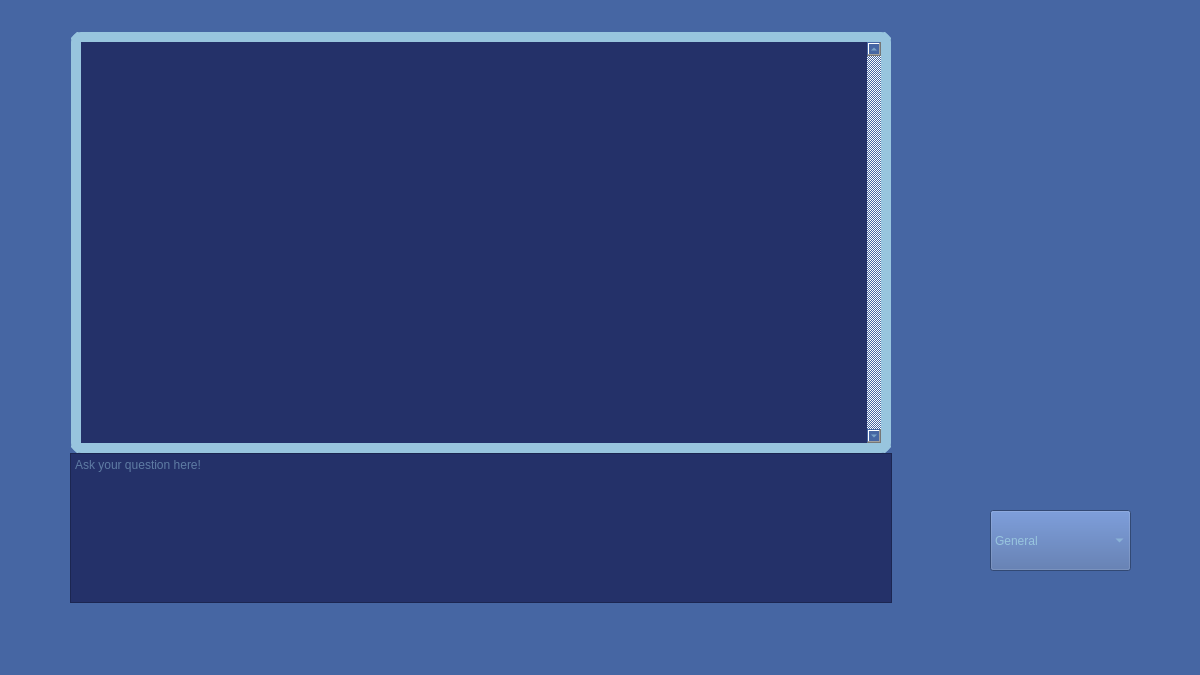
ThatNerd404/A.P.O.L.L.O, file APOLLO_MainWindow.ui: the form before one commit.
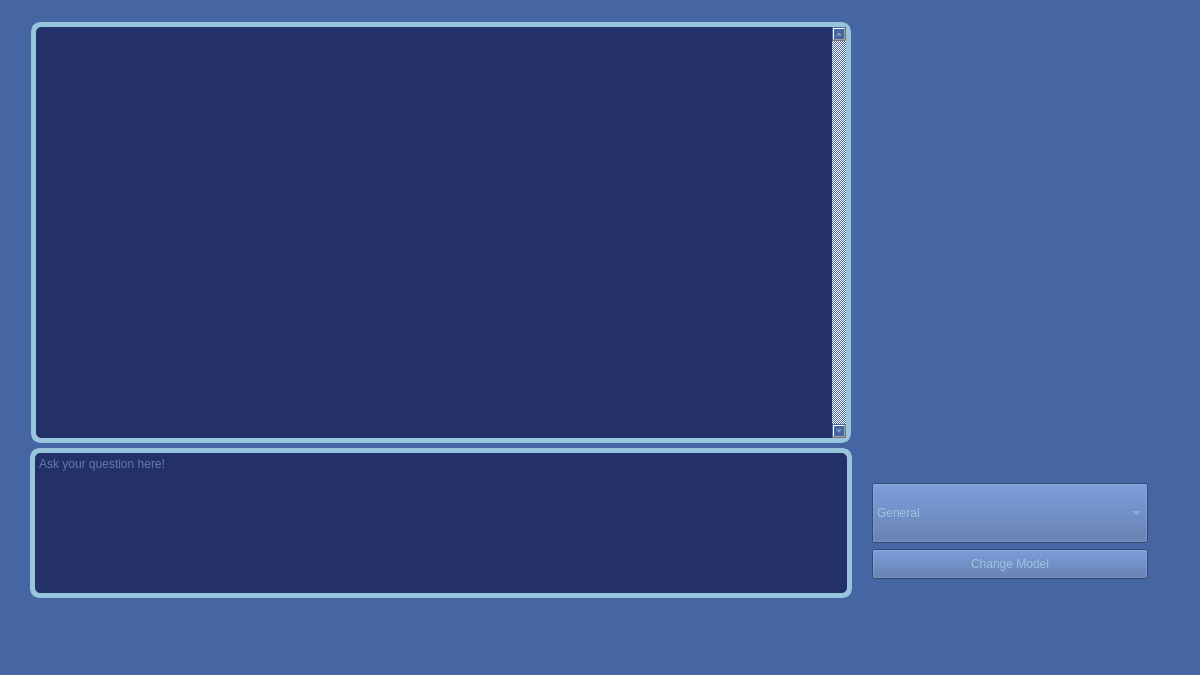
The form after the commit. Icons and pictures are not drawn.

Commit message: bug fixing and ui face lift

Patch:
```diff
--- a/APOLLO_MainWindow.ui
+++ b/APOLLO_MainWindow.ui
@@ -47,7 +47,7 @@
    <widget class="QWidget" name="verticalLayoutWidget">
     <property name="geometry">
      <rect>
-      <x>70</x>
+      <x>30</x>
       <y>0</y>
       <width>822</width>
       <height>671</height>
@@ -55,7 +55,7 @@
     </property>
     <layout class="QVBoxLayout" name="verticalLayout">
      <property name="spacing">
-      <number>0</number>
+      <number>5</number>
      </property>
      <item alignment="Qt::AlignHCenter">
       <widget class="QLabel" name="Title_Label">
@@ -65,6 +65,9 @@
          <height>16777215</height>
         </size>
        </property>
+       <property name="styleSheet">
+        <string notr="true"/>
+       </property>
        <property name="text">
         <string/>
        </property>
@@ -101,10 +104,16 @@
 background-color: #243169;
 border-color:#98c5de;
 border-style: solid;
-border-width: 10px;
+border-width: 5px;
 border-radius: 10px;
 }</string>
        </property>
+       <property name="frameShape">
+        <enum>QFrame::StyledPanel</enum>
+       </property>
+       <property name="frameShadow">
+        <enum>QFrame::Sunken</enum>
+       </property>
        <property name="verticalScrollBarPolicy">
         <enum>Qt::ScrollBarAlwaysOn</enum>
        </property>
@@ -139,7 +148,11 @@
        </property>
        <property name="styleSheet">
         <string notr="true">QPlainTextEdit {
-background-color: #243169
+background-color: #243169;
+border-color:#98c5de;
+border-style: solid;
+border-width: 5px;
+border-radius: 10px;
 }</string>
        </property>
        <property name="horizontalScrollBarPolicy">
@@ -268,15 +281,28 @@
      </item>
     </layout>
    </widget>
+   <widget class="QGroupBox" name="groupBox_2">
+    <property name="geometry">
+     <rect>
+      <x>860</x>
+      <y>120</y>
+      <width>300</width>
+      <height>471</height>
+     </rect>
+    </property>
+    <property name="styleSheet">
+     <string notr="true">QGroupBox {
+border-color:#98c5de;
+border-style: solid;
+border-width: 0px;
+border-radius: 10px;}</string>
+    </property>
+    <property name="title">
+     <string/>
+    </property>
+    <layout class="QVBoxLayout" name="verticalLayout_2">
+     <item>
    <widget class="QLabel" name="Apollo_Sprite">
-    <property name="geometry">
-     <rect>
-      <x>910</x>
-      <y>130</y>
-      <width>280</width>
-      <height>360</height>
-     </rect>
-    </property>
     <property name="text">
      <string/>
     </property>
@@ -287,14 +313,17 @@
      <bool>false</bool>
     </property>
    </widget>
+     </item>
+     <item>
    <widget class="QComboBox" name="Model_Chooser">
-    <property name="geometry">
-     <rect>
-      <x>990</x>
-      <y>510</y>
-      <width>141</width>
-      <height>61</height>
-     </rect>
+       <property name="minimumSize">
+        <size>
+         <width>0</width>
+         <height>60</height>
+        </size>
+       </property>
+       <property name="layoutDirection">
+        <enum>Qt::LeftToRight</enum>
     </property>
     <property name="currentText">
      <string>General</string>
@@ -302,6 +331,9 @@
     <property name="currentIndex">
      <number>0</number>
     </property>
+       <property name="frame">
+        <bool>true</bool>
+       </property>
     <item>
      <property name="text">
       <string>General</string>
@@ -318,6 +350,24 @@
      </property>
     </item>
    </widget>
+     </item>
+     <item>
+      <widget class="QPushButton" name="Submit_Model_Change">
+       <property name="minimumSize">
+        <size>
+         <width>0</width>
+         <height>30</height>
+        </size>
+       </property>
+       <property name="text">
+        <string>Change Model</string>
+       </property>
+      </widget>
+     </item>
+    </layout>
+   </widget>
+   <zorder>groupBox_2</zorder>
+   <zorder>verticalLayoutWidget</zorder>
   </widget>
  </widget>
  <resources/>
```
Lines whose indentation alone changed are shown as unchanged. The commit also changes 3 other files.
